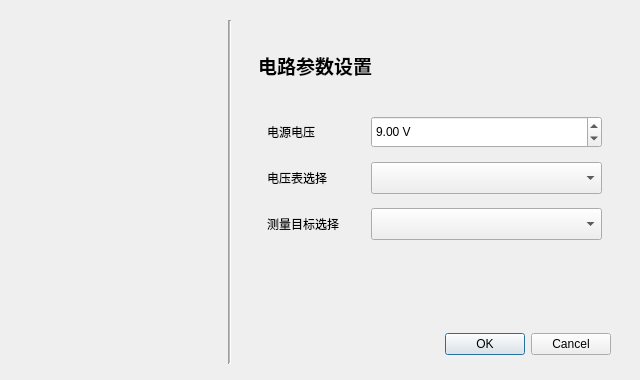
This is Widgets/Dialog/circuitsettingsdialog.ui in Liuli-R/Simple_Circuit_Generator_System- as Qt 5 draws it before an edit. The edited form follows.
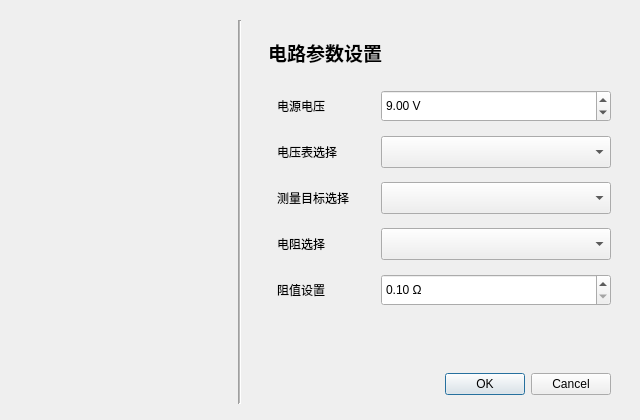
This is the edited form.

Commit message: 初始值设置窗口优化完毕

The edit to the form file:
```diff
--- a/Widgets/Dialog/circuitsettingsdialog.ui
+++ b/Widgets/Dialog/circuitsettingsdialog.ui
@@ -7,13 +7,13 @@
     <x>0</x>
     <y>0</y>
     <width>640</width>
-    <height>380</height>
+    <height>420</height>
    </rect>
   </property>
   <property name="minimumSize">
    <size>
     <width>600</width>
-    <height>350</height>
+    <height>400</height>
    </size>
   </property>
   <property name="windowTitle">
@@ -41,21 +41,21 @@
    <item>
     <widget class="QLabel" name="pictureLabel">
      <property name="sizePolicy">
-      <sizepolicy hsizetype="Fixed" vsizetype="Preferred">
+      <sizepolicy hsizetype="Fixed" vsizetype="Fixed">
        <horstretch>0</horstretch>
        <verstretch>0</verstretch>
       </sizepolicy>
      </property>
      <property name="minimumSize">
       <size>
-       <width>190</width>
-       <height>280</height>
+       <width>200</width>
+       <height>300</height>
       </size>
      </property>
      <property name="maximumSize">
       <size>
-       <width>210</width>
-       <height>16777215</height>
+       <width>200</width>
+       <height>300</height>
       </size>
      </property>
      <property name="text">
@@ -235,6 +235,76 @@
              </property>
             </widget>
            </item>
+           <item row="3" column="0">
+            <widget class="QLabel" name="resistorLabel">
+             <property name="minimumSize">
+              <size>
+               <width>90</width>
+               <height>0</height>
+              </size>
+             </property>
+             <property name="text">
+              <string>电阻选择</string>
+             </property>
+            </widget>
+           </item>
+           <item row="3" column="1">
+            <widget class="QComboBox" name="resistorComboBox">
+             <property name="sizePolicy">
+              <sizepolicy hsizetype="Expanding" vsizetype="Fixed">
+               <horstretch>0</horstretch>
+               <verstretch>0</verstretch>
+              </sizepolicy>
+             </property>
+             <property name="minimumSize">
+              <size>
+               <width>230</width>
+               <height>32</height>
+              </size>
+             </property>
+            </widget>
+           </item>
+           <item row="4" column="0">
+            <widget class="QLabel" name="resistanceLabel">
+             <property name="minimumSize">
+              <size>
+               <width>90</width>
+               <height>0</height>
+              </size>
+             </property>
+             <property name="text">
+              <string>阻值设置</string>
+             </property>
+            </widget>
+           </item>
+           <item row="4" column="1">
+            <widget class="QDoubleSpinBox" name="resistanceSpinBox">
+             <property name="sizePolicy">
+              <sizepolicy hsizetype="Expanding" vsizetype="Fixed">
+               <horstretch>0</horstretch>
+               <verstretch>0</verstretch>
+              </sizepolicy>
+             </property>
+             <property name="minimumSize">
+              <size>
+               <width>230</width>
+               <height>32</height>
+              </size>
+             </property>
+             <property name="keyboardTracking">
+              <bool>false</bool>
+             </property>
+             <property name="suffix">
+              <string> Ω</string>
+             </property>
+             <property name="minimum">
+              <double>0.100000000000000</double>
+             </property>
+             <property name="maximum">
+              <double>1000.000000000000000</double>
+             </property>
+            </widget>
+           </item>
           </layout>
          </item>
         </layout>
```
The commit also changes 11 other files.
